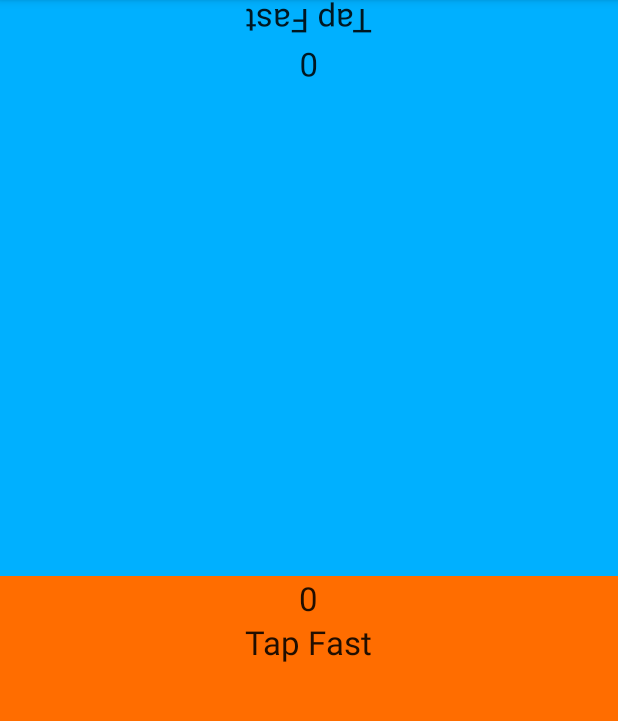
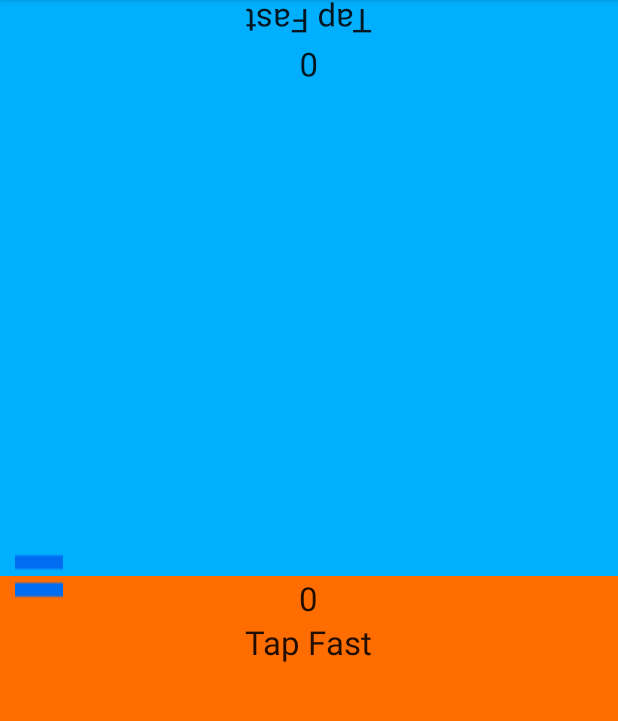
Before and after one commit to PranavGarg01/taptap, an Android app: the screen it shows after launch (MainActivity), on a phone screen of 412 x 824 dp, the part 84-805 px from its top. Run offline under Robolectric (Android 15) with nearby library versions, the light colour scheme and no system bars.

Commit message:
Added the small pause button. I'll have to change the image later. :)

```diff
--- a/app/src/main/java/com/example/garg/myapplication/MainActivity.java
+++ b/app/src/main/java/com/example/garg/myapplication/MainActivity.java
@@ -52,6 +52,7 @@ public class MainActivity extends AppCompatActivity  {
         this.mp1 = MediaPlayer.create(getApplicationContext(), R.raw.blop);
         this.mp2 = MediaPlayer.create(getApplicationContext(), R.raw.blop);
     }
+    // This function below is to assign colors to layouts when a swipe is completed. It doesn't give the same color again. :)
     public String color_palette(int b)
     {
         int s;
@@ -431,7 +432,7 @@ public class MainActivity extends AppCompatActivity  {
         if (eventAction == MotionEvent.ACTION_MOVE)
         {
             if (System.currentTimeMillis() - time_p1 >= 900) {
-                vibrator.vibrate(80);
+                vibrator.vibrate(300);
                 task_progress1 = 1;
                 task1 = 0;
                 ((TextView)findViewById(R.id.textView)).setText("Tap Fast");
@@ -566,7 +567,7 @@ public class MainActivity extends AppCompatActivity  {
         {
             if (System.currentTimeMillis() - time_p2 >= 900) {
                 task_progress2 = 1;
-                vibrator.vibrate(80);
+                vibrator.vibrate(300);
                 task2 = 0;
                 ((TextView)findViewById(R.id.textView3)).setText("Tap Fast");
             }
--- a/app/src/main/res/layout/activity_main.xml
+++ b/app/src/main/res/layout/activity_main.xml
@@ -1,19 +1,23 @@
+<RelativeLayout xmlns:android="http://schemas.android.com/apk/res/android"
+    android:layout_width="match_parent"
+    android:layout_height="match_parent"
+    android:layout_weight="1">
 <LinearLayout xmlns:android="http://schemas.android.com/apk/res/android"
     android:id="@+id/RelativeLayout1"
     android:layout_width="match_parent"
     android:layout_height="match_parent"
     android:orientation="vertical"
     android:background="#ffffffff"
-    android:weightSum="2">
+    android:weightSum="1">
 
     <LinearLayout
         android:orientation="vertical"
         android:layout_width="fill_parent"
-        android:layout_height="match_parent"
-        android:layout_weight="1"
+        android:layout_weight="0.5"
         android:id="@+id/LinearLayout1"
         android:background="#00B0FF"
-        android:weightSum="1">
+        android:weightSum="0.5"
+        android:layout_height="match_parent">
 
         <TextView
             android:layout_width="wrap_content"
@@ -41,7 +45,8 @@
         android:id="@+id/LinearLayout2"
         android:layout_width="match_parent"
         android:layout_height="match_parent"
-        android:layout_weight="1"
+        android:layout_weight="0.5"
+        android:weightSum="0.5"
         android:background="#FF6D00">
 
         <TextView
@@ -62,4 +67,14 @@
 
     </LinearLayout>
 
-</LinearLayout>
+    </LinearLayout>
+    <Button
+        android:layout_width="32dp"
+        android:layout_height="32dp"
+        android:layout_centerInParent="true"
+        android:background="@drawable/pausebutton"
+        android:layout_alignParentStart="true"
+        android:layout_alignParentLeft="true"
+        android:rotation="90"
+        android:layout_marginLeft="10dp" />
+</RelativeLayout>
```
Also changed, not shown: app/src/main/res/drawable/pausebutton.png (added).
